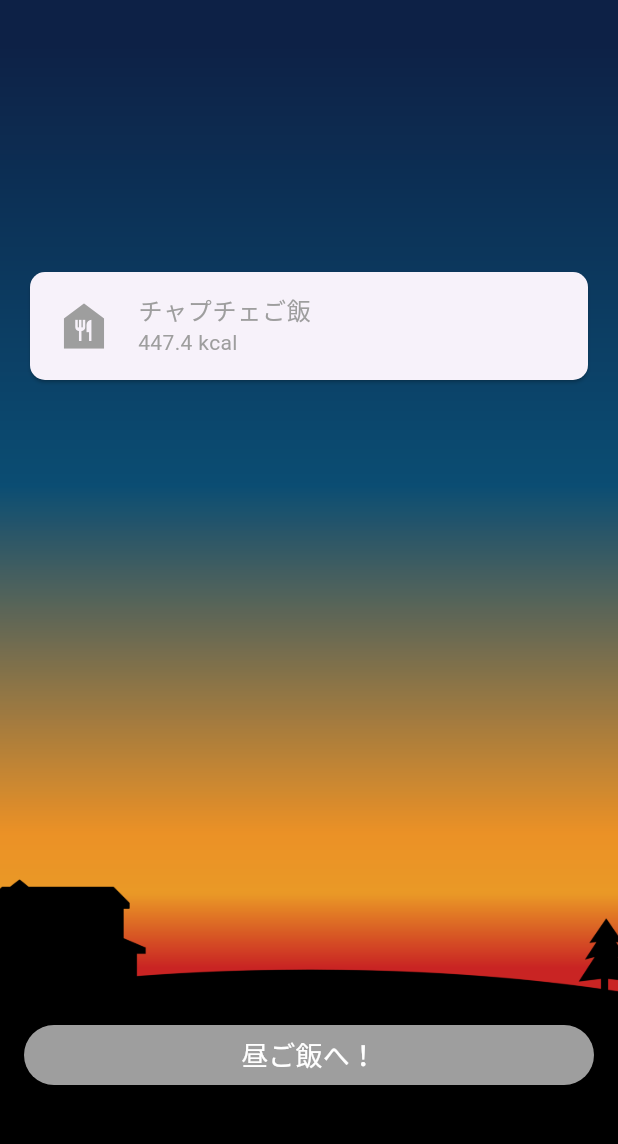
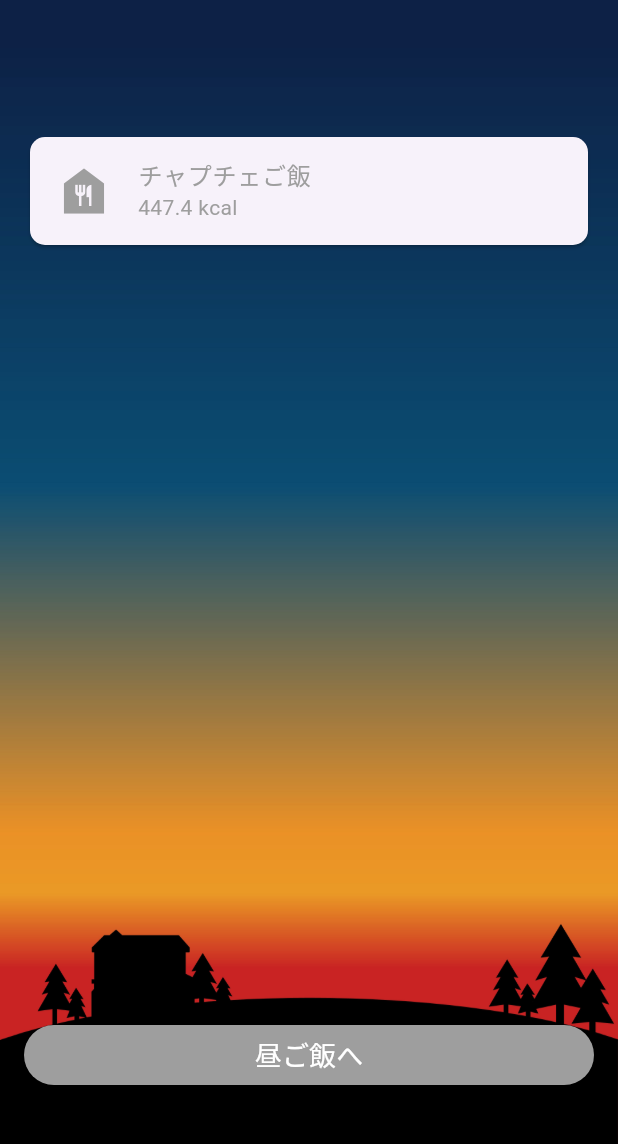
Before and after one commit to rlgur3470/okarada, a Flutter app: the FoodRecommendationScreen screen opened by its route, after a tap on "韓国料理", on a phone screen of 412 x 824 dp, the part 70-1214 px from its top. Run offline on Flutter 3.47's test engine with Material 3 defaults, Android fonts, the phone set to English and light mode, and no system bars; our stand-ins replace numberpicker, table_calendar; missing offline and left inert: animated_weight_picker; accounts and stored records are empty; statements that could not run were skipped.

Commit message:
활동량 수준, 생일 화면, 아침점심 저녁 페이지 디자인 1차 수정

```diff
--- a/lib/recommendation_ai/food_recommendation_screen.dart
+++ b/lib/recommendation_ai/food_recommendation_screen.dart
@@ -504,19 +504,19 @@
             builder: (context) => MealScreen(
               cuisine: selectedCuisine,
               mealTime: '朝ご飯',
-              imagePath: 'asset/image/morning.png',
+              imagePath: 'asset/image/morning.jpeg',
               mealData: mealData,
               userValue: userValue,
               nextMealScreen: MealScreen(
                 cuisine: selectedCuisine,
                 mealTime: '昼ご飯',
-                imagePath: 'asset/image/lunch.png',
+                imagePath: 'asset/image/lunch.jpeg',
                 mealData: mealData,
                 userValue: userValue,
                 nextMealScreen: MealScreen(
                   cuisine: selectedCuisine,
                   mealTime: '夜ご飯',
-                  imagePath: 'asset/image/evening.png',
+                  imagePath: 'asset/image/evening.jpeg',
                   mealData: mealData,
                   userValue: userValue,
                   nextMealScreen: FinishedScreen(
@@ -539,7 +539,7 @@
       ),
       child: Row(
         children: [
-          Image.asset(imagePath, fit: BoxFit.cover, height: 50, width: 100),
+          Image.asset(imagePath, fit: BoxFit.cover, height: 50, width: 100,),
           const SizedBox(width: 120),
           Text(
             cuisine,
--- a/lib/recommendation_ai/meal_screen.dart
+++ b/lib/recommendation_ai/meal_screen.dart
@@ -30,7 +30,8 @@
         children: [
           Image.asset(
             imagePath,
-            fit: BoxFit.cover,
+            fit: BoxFit.fill,
+
           ),
           Column(
             mainAxisAlignment: MainAxisAlignment.center,
@@ -60,7 +61,7 @@
                   ],
                 ),
               ),
-              SizedBox(height: 170),
+              SizedBox(height: 80),
               Expanded(
                 child: ListView.builder(
                   padding: EdgeInsets.symmetric(horizontal: 20.0),
@@ -101,10 +102,10 @@
                   ),
                   child: Text(
                     mealTime == '朝ご飯'
-                        ? '昼ご飯へ！'
+                        ? '昼ご飯へ'
                         : mealTime == '昼ご飯'
-                            ? '夜ご飯へ！'
-                            : '次へ！',
+                            ? '夜ご飯へ'
+                            : '次へ',
                     style: TextStyle(fontSize: 18, color: Colors.white),
                   ),
                 ),
```
Also changed, not shown: asset/image/afternoon.jpg (deleted), asset/image/evening.jpeg (added), asset/image/evening.jpg (deleted), asset/image/evening.png (deleted), asset/image/lunch.jpeg (added), asset/image/lunch.png (deleted), asset/image/morning.jpeg (added), asset/image/morning.jpg (deleted), asset/image/morning.png (deleted).
